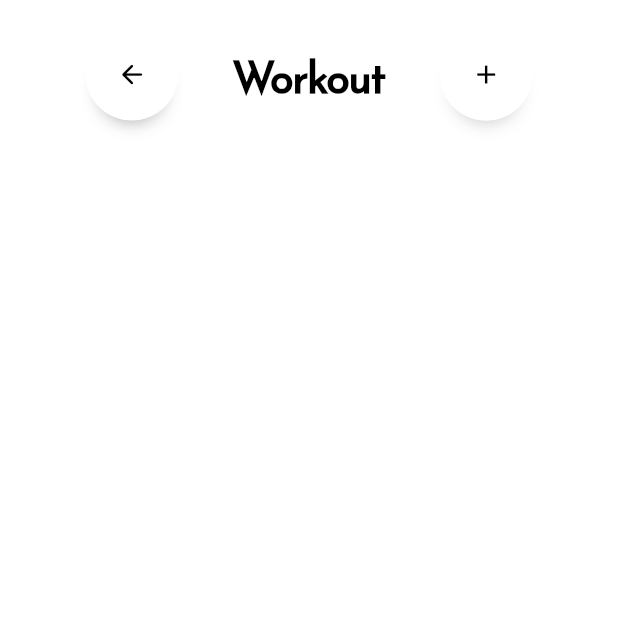
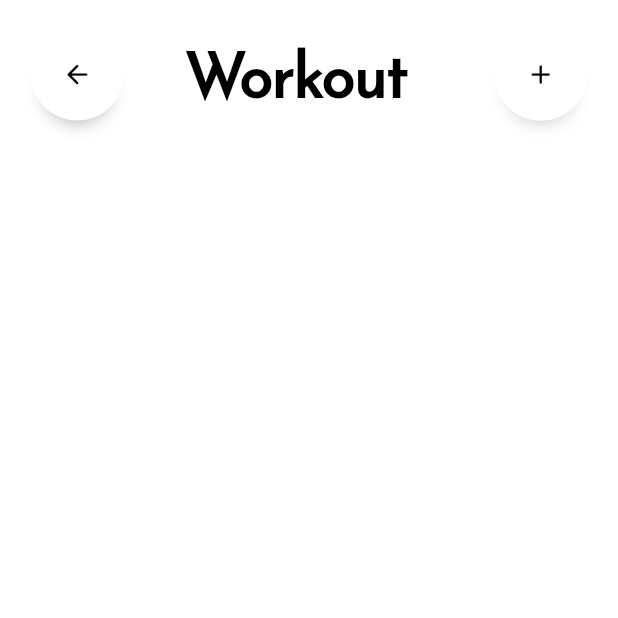
Before and after one commit to badbryany/Flexify, a Flutter app: the screen it shows after launch, scrolled down 114 dp, after a tap on "Start Workout:", on a phone screen of 412 x 824 dp, the top half of it. Run offline on Flutter 3.47's test engine with Material 3 defaults, Android fonts, the phone set to English and light mode, and no system bars; drawn by our look-alikes of google_nav_bar; our stand-ins replace fl_chart, page_transition, sqflite; missing offline and left inert: dart:ffi; accounts and stored records are empty; network calls fail.

Commit message:
added animatedOpacity to exercisePage and fixed layout

```diff
--- a/lib/pages/workout/exercisesPage/exercisesPage.dart
+++ b/lib/pages/workout/exercisesPage/exercisesPage.dart
@@ -54,6 +54,8 @@ class _WorkoutPageState extends State<WorkoutPage> {
     getData();
   }
 
+  Duration duration = const Duration(milliseconds: 300);
+
   @override
   Widget build(BuildContext context) {
     return Scaffold(
@@ -64,21 +66,19 @@ class _WorkoutPageState extends State<WorkoutPage> {
           child: ListView(
             physics: const BouncingScrollPhysics(),
             children: [
-              Container(
+              SizedBox(
                 width: MediaQuery.of(context).size.width,
                 height: MediaQuery.of(context).size.height * (1 - 0.88),
-                margin: EdgeInsets.only(
-                  left: MediaQuery.of(context).size.width * 0.05,
-                  right: MediaQuery.of(context).size.width * 0.05,
-                ),
                 child: Row(
-                  mainAxisAlignment: MainAxisAlignment.spaceEvenly,
+                  mainAxisAlignment: MainAxisAlignment.spaceAround,
                   children: [
-                    _searchBarOpen == 0
-                        ? AnimatedContainer(
-                          duration: const Duration(milliseconds: 300),
+                    Visibility(
+                      visible: _searchBarOpen == 0,
+                      child: AnimatedContainer(
+                        duration: duration,
                         alignment: Alignment.center,
-                            padding: EdgeInsets.all(MediaQuery.of(context).size.width * 0.005),
+                        padding: EdgeInsets.all(
+                            MediaQuery.of(context).size.width * 0.005),
                         width: MediaQuery.of(context).size.width * 0.15,
                         height: MediaQuery.of(context).size.width * 0.15,
                         decoration: BoxDecoration(
@@ -100,25 +100,30 @@ class _WorkoutPageState extends State<WorkoutPage> {
                           icon: const Icon(Icons.arrow_back_rounded),
                           iconSize: MediaQuery.of(context).size.width * 0.05,
                         ),
-                          )
-                        : SizedBox(),
+                      ),
+                    ),
                     AnimatedContainer(
-                      duration: const Duration(milliseconds: 300),
-                      child: Padding(
+                      duration: duration,
+                      width: MediaQuery.of(context).size.width *
+                          0.4 *
+                          (_searchBarOpen == 0 ? 1 : 0),
                       padding: const EdgeInsets.only(
                         top: 10,
                       ),
-                          child: _searchBarOpen == 0
-                              ? Text(
+                      child: AnimatedOpacity(
+                        duration: duration,
+                        opacity: _searchBarOpen == 0 ? 1 : 0,
+                        child: Text(
                           'Workout',
+                          maxLines: 1,
                           style: TextStyle(
                             color: Theme.of(context).focusColor,
                             fontWeight: FontWeight.bold,
                             letterSpacing: -1,
-                                    fontSize: MediaQuery.of(context).size.width * 0.07,
+                            fontSize: MediaQuery.of(context).size.width * 0.1,
                           ),
-                                )
-                              : SizedBox()),
+                        ),
+                      ),
                     ),
                     AnimSearchBar(
                       color: Theme.of(context).scaffoldBackgroundColor,
@@ -175,7 +180,7 @@ class _WorkoutPageState extends State<WorkoutPage> {
                     )
                   : Column(
                       children: [
-                        Container(
+                        SizedBox(
                           width: MediaQuery.of(context).size.width *
                               global.containerWidthFactor *
                               0.9,
```
Lines whose indentation alone changed are shown as unchanged.
